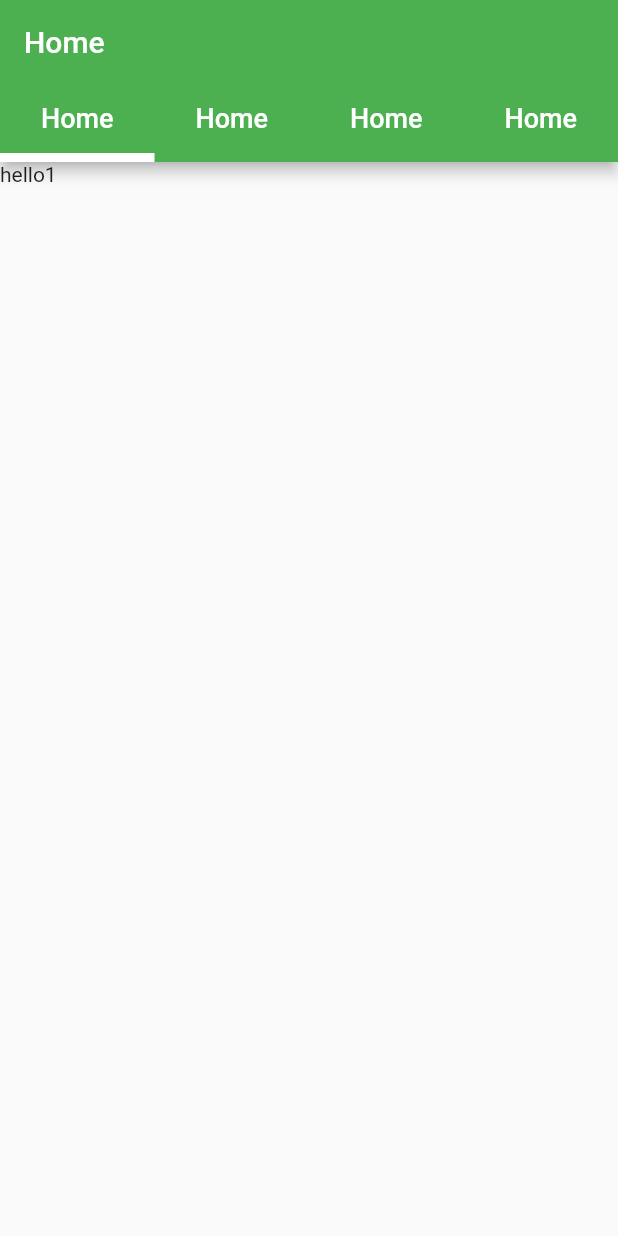
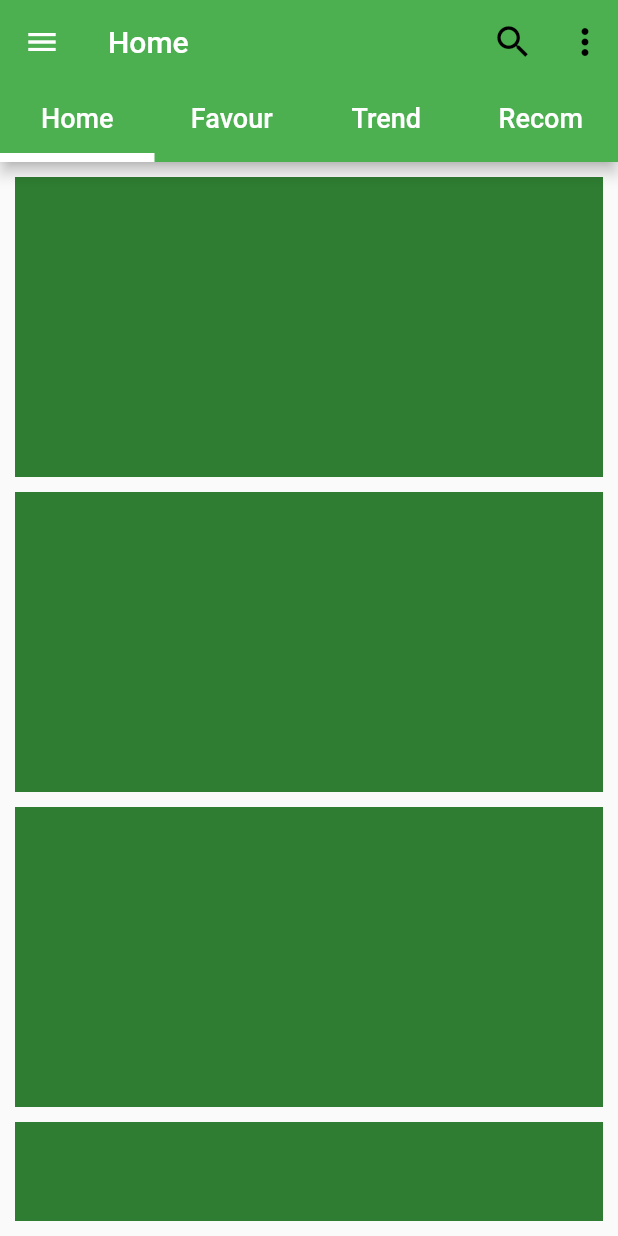
Before and after one commit to ismailawa/agric_info_app, a Flutter app: the screen it shows after launch, on a phone screen of 412 x 824 dp. Run offline on Flutter 3.47's test engine with Material 2 defaults, Android fonts, the phone set to English and light mode, and no system bars.

Commit message:
addition to home tab

```diff
--- a/lib/main.dart
+++ b/lib/main.dart
@@ -6,6 +6,7 @@ class AgricultureInfo extends StatelessWidget {
   @override
   Widget build(BuildContext context) {
     return MaterialApp(
+      debugShowCheckedModeBanner: false,
       home: Home(),
     );
   }
@@ -19,70 +20,154 @@ class Home extends StatefulWidget {
 class _HomeState extends State<Home> with SingleTickerProviderStateMixin {
   TabController _controller;
   Color _primaryColor;
+  String _title;
 
   @override
   void initState() {
     super.initState();
     _controller = TabController(length: 4, vsync: this, initialIndex: 0);
-    _primaryColor= Colors.green;
+    _primaryColor = Colors.green;
+    _title = "Home";
   }
 
   @override
   Widget build(BuildContext context) {
     return Scaffold(
+        drawer: Drawer(),
         appBar: AppBar(
           backgroundColor: _primaryColor,
-          title: Text("Home"),
+          title: Text(_title),
+          actions: <Widget>[
+            Padding(
+              padding: EdgeInsets.symmetric(horizontal: 20),
+              child: Icon(
+                Icons.search,
+                size: 28,
+                color: Colors.black,
+              ),
+            ),
+            Padding(
+              padding: const EdgeInsets.only(right: 8),
+              child: Icon(
+                Icons.more_vert,
+                size: 28,
+                color: Colors.black,
+              ),
+            )
+          ],
           bottom: TabBar(
               onTap: _onTap,
               indicatorColor: Colors.white,
               indicatorWeight: 6,
-              controller: _controller, tabs: [
+              controller: _controller,
+              tabs: [
                 Tab(
-              child: Container(child: Text('Home', style: TextStyle(color: Colors.white, fontSize: 18),),),
+                  child: Container(
+                    child: Text(
+                      'Home',
+                      style: TextStyle(color: Colors.white, fontSize: 18),
+                    ),
+                  ),
                 ),
                 Tab(
-              child: Container(child: Text('Home', style: TextStyle(color: Colors.white, fontSize: 18),),),
+                  child: Container(
+                    child: Text(
+                      'Favour',
+                      style: TextStyle(color: Colors.white, fontSize: 18),
+                    ),
+                  ),
                 ),
                 Tab(
-              child: Container(child: Text('Home', style: TextStyle(color: Colors.white, fontSize: 18),),),
+                  child: Container(
+                    child: Text(
+                      'Trend',
+                      style: TextStyle(color: Colors.white, fontSize: 18),
+                    ),
+                  ),
                 ),
                 Tab(
-              child: Container(child: Text('Home', style: TextStyle(color: Colors.white, fontSize: 18),),),
+                  child: Container(
+                    child: Text(
+                      'Recom',
+                      style: TextStyle(color: Colors.white, fontSize: 18),
+                    ),
+                  ),
                 )
               ]),
         ),
-        body: TabBarView(
-          controller: _controller,
-            children: [
-          Text("hello1"),
+        body: TabBarView(controller: _controller, children: [
+          Container(
+            padding: EdgeInsets.all(10),
+            child: ListView(
+              children: <Widget>[
+                Padding(
+                  padding: EdgeInsets.only(bottom: 10),
+                  child: Container(
+                    color: Colors.green.shade800,
+                    height: 200,
+                  ),
+                ),
+                Padding(
+                  padding: EdgeInsets.only(bottom: 10),
+                  child: Container(
+                    color: Colors.green.shade800,
+                    height: 200,
+                  ),
+                ),
+                Padding(
+                  padding: EdgeInsets.only(bottom: 10),
+                  child: Container(
+                    color: Colors.green.shade800,
+                    height: 200,
+                  ),
+                ),
+                Padding(
+                  padding: EdgeInsets.only(bottom: 10),
+                  child: Container(
+                    color: Colors.green.shade800,
+                    height: 200,
+                  ),
+                ),
+                Padding(
+                  padding: EdgeInsets.only(bottom: 10),
+                  child: Container(
+                    color: Colors.green.shade800,
+                    height: 200,
+                  ),
+                ),
+              ],
+            ),
+          ),
           Text("hello2"),
           Text("hello3"),
           Text("hello4")
-        ])
-    );
+        ]));
   }
 
-  void _onTap(int index){
-    switch(index){
+  void _onTap(int index) {
+    switch (index) {
       case 0:
         setState(() {
           _primaryColor = Colors.red;
+          _title = 'Home';
         });
         break;
       case 1:
         setState(() {
           _primaryColor = Colors.amber;
+          _title = 'Favourite';
         });
         break;
       case 2:
         setState(() {
           _primaryColor = Colors.deepOrange;
+          _title = 'Trending';
         });
         break;
       case 3:
         setState(() {
           _primaryColor = Colors.pink;
+          _title = 'Recomm';
         });
     }
   }
```
Lines whose indentation alone changed are shown as unchanged.
